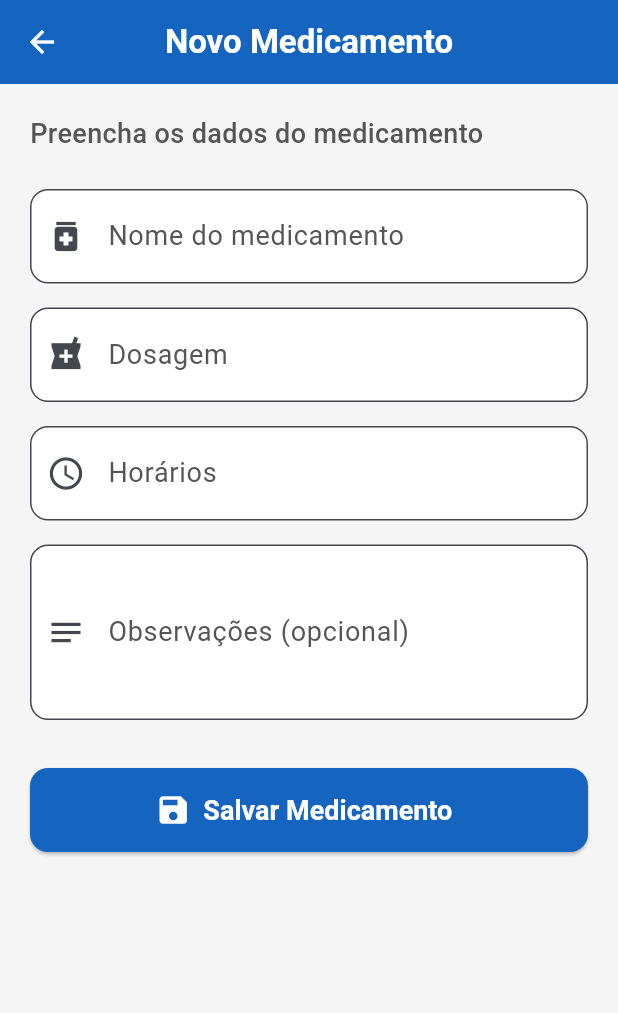
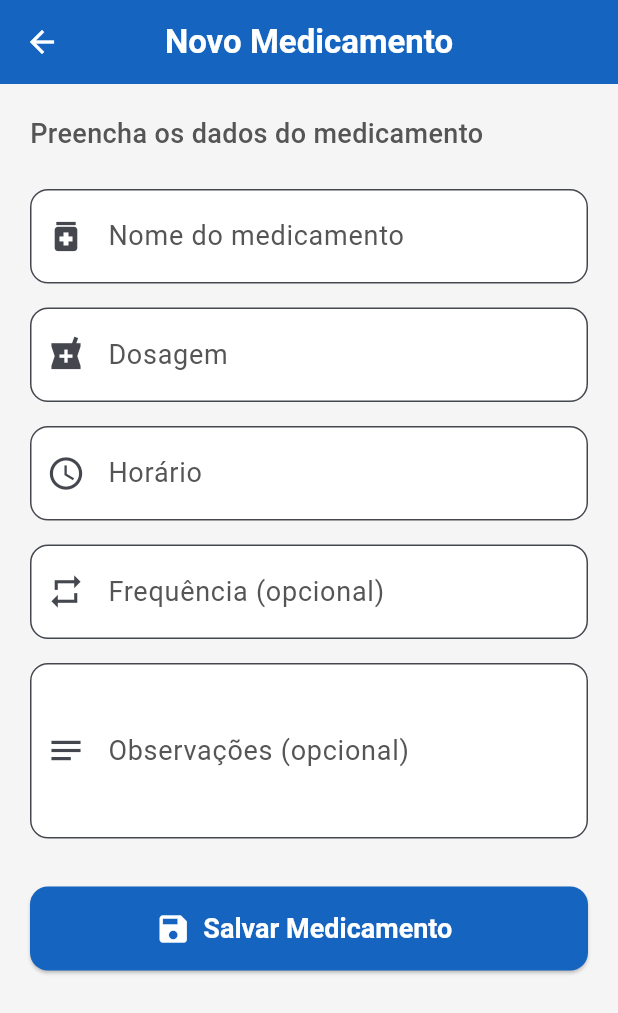
Before and after one commit to alcantarafabio/AlertaMed, a Flutter app: the HomeScreen screen opened directly, after a tap on "Adicionar", on a phone screen of 412 x 824 dp. Shown: the top 1013 px of the screen. Run offline on Flutter 3.47's test engine with Material 3 defaults, Android fonts, the phone set to English and light mode, and no system bars; our stand-ins replace sqflite; accounts and stored records are empty.

Commit message:
Implementação inicial do cadastro de medicamentos

```diff
--- a/lib/database/database_helper.dart
+++ b/lib/database/database_helper.dart
@@ -19,7 +19,7 @@ class DatabaseHelper {
     final path = join(await getDatabasesPath(), 'alertamed.db');
     return openDatabase(
       path,
-      version: 2,
+      version: 3,
       onCreate: _onCreate,
       onUpgrade: _onUpgrade,
     );
@@ -28,19 +28,25 @@ class DatabaseHelper {
   Future<void> _onCreate(Database db, int version) async {
     await db.execute('''
       CREATE TABLE medications (
-        id       INTEGER PRIMARY KEY AUTOINCREMENT,
-        name     TEXT NOT NULL,
-        dosage   TEXT NOT NULL,
-        schedule TEXT NOT NULL,
-        notes    TEXT NOT NULL DEFAULT ''
+        id        INTEGER PRIMARY KEY AUTOINCREMENT,
+        name      TEXT NOT NULL,
+        dosage    TEXT NOT NULL,
+        schedule  TEXT NOT NULL,
+        frequency TEXT NOT NULL DEFAULT '',
+        notes     TEXT NOT NULL DEFAULT ''
       )
     ''');
     await _createPatientTable(db);
+    await _seedDemoData(db);
   }
 
   Future<void> _onUpgrade(Database db, int oldVersion, int newVersion) async {
     if (oldVersion < 2) {
       await _createPatientTable(db);
+    }
+    if (oldVersion < 3) {
+      await db.execute(
+          "ALTER TABLE medications ADD COLUMN frequency TEXT NOT NULL DEFAULT ''");
     }
   }
 
@@ -60,12 +66,55 @@ class DatabaseHelper {
     ''');
   }
 
+  // Inserido apenas na criação do banco (fresh install).
+  Future<void> _seedDemoData(Database db) async {
+    await db.insert('patient', {
+      'id': 1,
+      'name': 'Maria Helena Souza',
+      'age': 72,
+      'blood_type': 'O+',
+      'allergies': 'Penicilina',
+      'emergency_contact': 'Ana Souza - (11) 99999-9999',
+      'caregiver_name': 'Ana Souza',
+      'caregiver_phone': '(11) 99999-9999',
+      'notes': 'Paciente com hipertensão e baixa visão.',
+    });
+    await db.insert('medications', {
+      'name': 'Losartana',
+      'dosage': '50mg',
+      'schedule': '08:00',
+      'frequency': '1x ao dia',
+      'notes': 'Tomar com água em jejum',
+    });
+    await db.insert('medications', {
+      'name': 'Metformina',
+      'dosage': '500mg',
+      'schedule': '12:00 e 19:00',
+      'frequency': '2x ao dia',
+      'notes': 'Tomar durante a refeição',
+    });
+    await db.insert('medications', {
+      'name': 'Sinvastatina',
+      'dosage': '20mg',
+      'schedule': '22:00',
+      'frequency': '1x ao dia',
+      'notes': '',
+    });
+  }
+
   // --- Medications ---
 
   Future<int> insertMedication(Medication medication) async {
     final db = await database;
     return db.insert('medications', medication.toMap(),
         conflictAlgorithm: ConflictAlgorithm.replace);
+  }
+
+  Future<int> updateMedication(Medication medication) async {
+    final db = await database;
+    final map = medication.toMap()..remove('id');
+    return db.update('medications', map,
+        where: 'id = ?', whereArgs: [medication.id]);
   }
 
   Future<List<Medication>> getMedications() async {
--- a/lib/models/medication.dart
+++ b/lib/models/medication.dart
@@ -3,6 +3,7 @@ class Medication {
   final String name;
   final String dosage;
   final String schedule;
+  final String frequency;
   final String notes;
 
   const Medication({
@@ -10,6 +11,7 @@ class Medication {
     required this.name,
     required this.dosage,
     required this.schedule,
+    this.frequency = '',
     this.notes = '',
   });
 
@@ -18,6 +20,7 @@ class Medication {
         'name': name,
         'dosage': dosage,
         'schedule': schedule,
+        'frequency': frequency,
         'notes': notes,
       };
 
@@ -26,6 +29,7 @@ class Medication {
         name: map['name'] as String,
         dosage: map['dosage'] as String,
         schedule: map['schedule'] as String,
+        frequency: (map['frequency'] as String?) ?? '',
         notes: (map['notes'] as String?) ?? '',
       );
 }
--- a/lib/screens/add_medication_screen.dart
+++ b/lib/screens/add_medication_screen.dart
@@ -3,7 +3,9 @@ import '../database/database_helper.dart';
 import '../models/medication.dart';
 
 class AddMedicationScreen extends StatefulWidget {
-  const AddMedicationScreen({super.key});
+  final Medication? medication;
+
+  const AddMedicationScreen({super.key, this.medication});
 
   @override
   State<AddMedicationScreen> createState() => _AddMedicationScreenState();
@@ -11,34 +13,55 @@ class AddMedicationScreen extends StatefulWidget {
 
 class _AddMedicationScreenState extends State<AddMedicationScreen> {
   final _formKey = GlobalKey<FormState>();
-  final _nameController = TextEditingController();
-  final _dosageController = TextEditingController();
-  final _scheduleController = TextEditingController();
-  final _notesController = TextEditingController();
+  late final TextEditingController _nameController;
+  late final TextEditingController _dosageController;
+  late final TextEditingController _scheduleController;
+  late final TextEditingController _frequencyController;
+  late final TextEditingController _notesController;
   bool _saving = false;
+
+  bool get _isEdit => widget.medication != null;
+
+  @override
+  void initState() {
+    super.initState();
+    final m = widget.medication;
+    _nameController     = TextEditingController(text: m?.name ?? '');
+    _dosageController   = TextEditingController(text: m?.dosage ?? '');
+    _scheduleController = TextEditingController(text: m?.schedule ?? '');
+    _frequencyController = TextEditingController(text: m?.frequency ?? '');
+    _notesController    = TextEditingController(text: m?.notes ?? '');
+  }
 
   @override
   void dispose() {
     _nameController.dispose();
     _dosageController.dispose();
     _scheduleController.dispose();
+    _frequencyController.dispose();
     _notesController.dispose();
     super.dispose();
   }
 
   Future<void> _save() async {
     if (!_formKey.currentState!.validate()) return;
-
     setState(() => _saving = true);
 
     final medication = Medication(
+      id: widget.medication?.id,
       name: _nameController.text.trim(),
       dosage: _dosageController.text.trim(),
       schedule: _scheduleController.text.trim(),
+      frequency: _frequencyController.text.trim(),
       notes: _notesController.text.trim(),
     );
 
-    await DatabaseHelper().insertMedication(medication);
+    final db = DatabaseHelper();
+    if (_isEdit) {
+      await db.updateMedication(medication);
+    } else {
+      await db.insertMedication(medication);
+    }
 
     if (mounted) Navigator.pop(context, true);
   }
@@ -46,7 +69,9 @@ class _AddMedicationScreenState extends State<AddMedicationScreen> {
   @override
   Widget build(BuildContext context) {
     return Scaffold(
-      appBar: AppBar(title: const Text('Novo Medicamento')),
+      appBar: AppBar(
+        title: Text(_isEdit ? 'Editar Medicamento' : 'Novo Medicamento'),
+      ),
       body: SingleChildScrollView(
         padding: const EdgeInsets.all(20),
         child: Form(
@@ -54,12 +79,14 @@ class _AddMedicationScreenState extends State<AddMedicationScreen> {
           child: Column(
             crossAxisAlignment: CrossAxisAlignment.stretch,
             children: [
-              const Text(
-                'Preencha os dados do medicamento',
-                style: TextStyle(fontSize: 18, fontWeight: FontWeight.w500),
+              Text(
+                _isEdit
+                    ? 'Atualize os dados do medicamento'
+                    : 'Preencha os dados do medicamento',
+                style:
+                    const TextStyle(fontSize: 18, fontWeight: FontWeight.w500),
               ),
               const SizedBox(height: 24),
-
               _CampoTexto(
                 controller: _nameController,
                 label: 'Nome do medicamento',
@@ -68,7 +95,6 @@ class _AddMedicationScreenState extends State<AddMedicationScreen> {
                 obrigatorio: true,
               ),
               const SizedBox(height: 16),
-
               _CampoTexto(
                 controller: _dosageController,
                 label: 'Dosagem',
@@ -77,16 +103,22 @@ class _AddMedicationScreenState extends State<AddMedicationScreen> {
                 obrigatorio: true,
               ),
               const SizedBox(height: 16),
-
               _CampoTexto(
                 controller: _scheduleController,
-                label: 'Horários',
+                label: 'Horário',
                 hint: 'Ex: 08:00 e 20:00',
                 icone: Icons.access_time,
                 obrigatorio: true,
               ),
               const SizedBox(height: 16),
-
+              _CampoTexto(
+                controller: _frequencyController,
+                label: 'Frequência (opcional)',
+                hint: 'Ex: 1x ao dia, 2x ao dia, A cada 8h',
+                icone: Icons.repeat,
+                obrigatorio: false,
+              ),
+              const SizedBox(height: 16),
               _CampoTexto(
                 controller: _notesController,
                 label: 'Observações (opcional)',
@@ -96,7 +128,6 @@ class _AddMedicationScreenState extends State<AddMedicationScreen> {
                 maxLines: 3,
               ),
               const SizedBox(height: 32),
-
               ElevatedButton.icon(
                 onPressed: _saving ? null : _save,
                 icon: _saving
@@ -107,7 +138,11 @@ class _AddMedicationScreenState extends State<AddMedicationScreen> {
                             strokeWidth: 2, color: Colors.white),
                       )
                     : const Icon(Icons.save, size: 24),
-                label: Text(_saving ? 'Salvando...' : 'Salvar Medicamento'),
+                label: Text(_saving
+                    ? 'Salvando...'
+                    : _isEdit
+                        ? 'Salvar alterações'
+                        : 'Salvar Medicamento'),
               ),
             ],
           ),
--- a/lib/screens/home_screen.dart
+++ b/lib/screens/home_screen.dart
@@ -77,6 +77,14 @@ class _HomeScreenState extends State<HomeScreen> {
     if (adicionou == true) _loadData();
   }
 
+  Future<void> _editarMedicamento(Medication med) async {
+    final editado = await Navigator.push<bool>(
+      context,
+      MaterialPageRoute(builder: (_) => AddMedicationScreen(medication: med)),
+    );
+    if (editado == true) _loadData();
+  }
+
   Future<void> _navegarParaPaciente() async {
     final salvo = await Navigator.push<bool>(
       context,
@@ -118,10 +126,18 @@ class _HomeScreenState extends State<HomeScreen> {
   }
 
   Widget _buildBody() {
+    final temAlergias = _patient != null &&
+        _patient!.allergies != null &&
+        _patient!.allergies!.isNotEmpty;
+
     return CustomScrollView(
       slivers: [
         SliverToBoxAdapter(
           child: PatientCard(patient: _patient, onEdit: _navegarParaPaciente),
+        ),
+        if (temAlergias)
+          SliverToBoxAdapter(
+            child: _AllergyAlert(allergies: _patient!.allergies!),
           ),
         if (_medications.isEmpty)
           SliverFillRemaining(
@@ -137,6 +153,7 @@ class _HomeScreenState extends State<HomeScreen> {
                   final med = _medications[index];
                   return _MedicationCard(
                     medication: med,
+                    onEdit: () => _editarMedicamento(med),
                     onDelete: () => _deleteMedication(med),
                   );
                 },
@@ -176,22 +193,81 @@ class _HomeScreenState extends State<HomeScreen> {
   }
 }
 
+class _AllergyAlert extends StatelessWidget {
+  final String allergies;
+
+  const _AllergyAlert({required this.allergies});
+
+  @override
+  Widget build(BuildContext context) {
+    return Semantics(
+      label: 'Atenção: alergias do paciente: $allergies',
+      child: Card(
+        color: const Color(0xFFFFF8E1),
+        margin: const EdgeInsets.fromLTRB(16, 0, 16, 8),
+        child: Padding(
+          padding: const EdgeInsets.symmetric(horizontal: 14, vertical: 12),
+          child: Row(
+            crossAxisAlignment: CrossAxisAlignment.start,
+            children: [
+              const Icon(
+                Icons.warning_amber_rounded,
+                color: Color(0xFFFF8F00),
+                size: 26,
+              ),
+              const SizedBox(width: 12),
+              Expanded(
+                child: Column(
+                  crossAxisAlignment: CrossAxisAlignment.start,
+                  children: [
+                    const Text(
+                      'ALERGIAS',
+                      style: TextStyle(
+                        fontSize: 13,
+                        fontWeight: FontWeight.bold,
+                        color: Color(0xFFE65100),
+                        letterSpacing: 0.8,
+                      ),
+                    ),
+                    const SizedBox(height: 3),
+                    Text(
+                      allergies,
+                      style: const TextStyle(
+                        fontSize: 16,
+                        color: Color(0xFF1A1A1A),
+                        fontWeight: FontWeight.w500,
+                      ),
+                    ),
+                  ],
+                ),
+              ),
+            ],
+          ),
+        ),
+      ),
+    );
+  }
+}
+
 class _MedicationCard extends StatelessWidget {
   final Medication medication;
+  final VoidCallback onEdit;
   final VoidCallback onDelete;
 
   const _MedicationCard({
     required this.medication,
+    required this.onEdit,
     required this.onDelete,
   });
 
   @override
   Widget build(BuildContext context) {
     return Semantics(
-      label: 'Medicamento: ${medication.name}, dosagem: ${medication.dosage}, horários: ${medication.schedule}',
+      label:
+          'Medicamento: ${medication.name}, dosagem: ${medication.dosage}, horário: ${medication.schedule}',
       child: Card(
         child: Padding(
-          padding: const EdgeInsets.symmetric(horizontal: 16, vertical: 14),
+          padding: const EdgeInsets.fromLTRB(16, 14, 8, 14),
           child: Row(
             crossAxisAlignment: CrossAxisAlignment.start,
             children: [
@@ -209,20 +285,43 @@ class _MedicationCard extends StatelessWidget {
                         style: Theme.of(context).textTheme.titleMedium),
                     const SizedBox(height: 4),
                     _InfoRow(label: 'Dosagem', value: medication.dosage),
-                    _InfoRow(label: 'Horários', value: medication.schedule),
+                    _InfoRow(label: 'Horário', value: medication.schedule),
+                    if (medication.frequency.isNotEmpty)
+                      _InfoRow(label: 'Frequência', value: medication.frequency),
                     if (medication.notes.isNotEmpty)
                       _InfoRow(label: 'Obs.', value: medication.notes),
                   ],
                 ),
               ),
+              Column(
+                mainAxisSize: MainAxisSize.min,
+                children: [
+                  Semantics(
+                    label: 'Editar ${medication.name}',
+                    button: true,
+                    child: IconButton(
+                      icon: const Icon(Icons.edit_outlined,
+                          size: 22, color: Color(0xFF1565C0)),
+                      onPressed: onEdit,
+                      tooltip: 'Editar medicamento',
+                      padding: const EdgeInsets.all(8),
+                      constraints: const BoxConstraints(),
+                    ),
+                  ),
+                  const SizedBox(height: 4),
                   Semantics(
                     label: 'Remover ${medication.name}',
                     button: true,
                     child: IconButton(
-                  icon: const Icon(Icons.delete_outline, size: 28, color: Colors.red),
+                      icon: const Icon(Icons.delete_outline,
+                          size: 22, color: Colors.red),
                       onPressed: onDelete,
                       tooltip: 'Remover medicamento',
+                      padding: const EdgeInsets.all(8),
+                      constraints: const BoxConstraints(),
                     ),
+                  ),
+                ],
               ),
             ],
           ),
```
Lines whose indentation alone changed are shown as unchanged.
